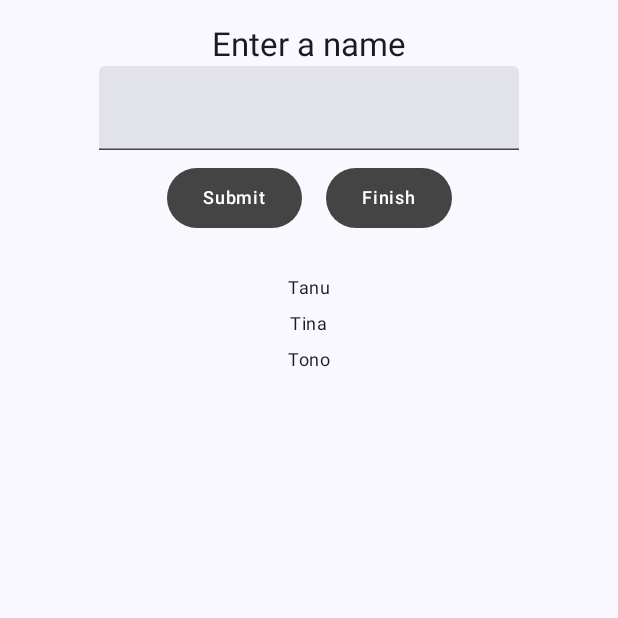
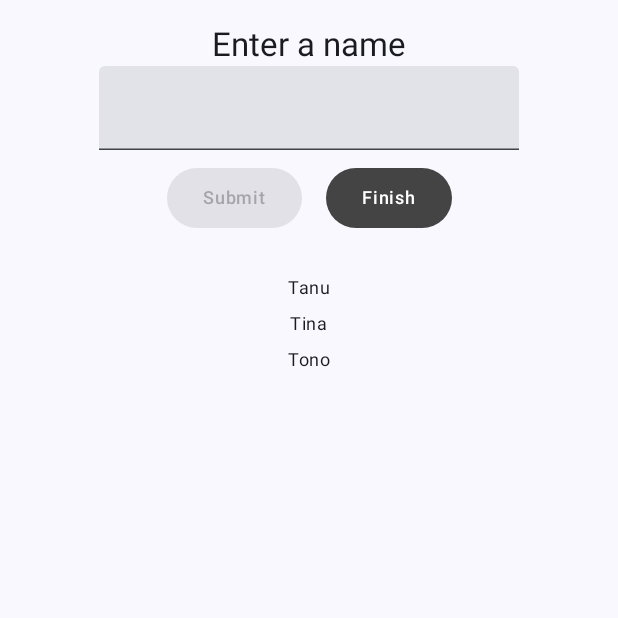
Before and after one commit to AlyaAzzahra1/LAB_WEEK_09, an Android app built with Jetpack Compose: the screen it shows after launch (MainActivity), on a phone screen of 412 x 824 dp, the top half of it. Run offline under Robolectric (Android 15) with nearby library versions, the phone set to English and light mode, and no system bars.

Commit message:
Commit No. 5 – ASSIGNMENT

```diff
--- a/app/src/main/java/com/example/lab_week_09/MainActivity.kt
+++ b/app/src/main/java/com/example/lab_week_09/MainActivity.kt
@@ -155,6 +155,7 @@ fun Home(
         inputField,
         { input -> inputField = inputField.copy(name = input) },
         {
+            // Logika ini masih perlu untuk memastikan data ditambahkan hanya jika tidak kosong
             if (inputField.name.isNotBlank()) {
                 listData.add(inputField)
                 inputField = Student("")
@@ -174,6 +175,9 @@ fun HomeContent(
     onButtonClick: () -> Unit,
     navigateFromHomeToResult: () -> Unit
 ) {
+    // Tentukan status tombol Submit: enabled jika input.name tidak kosong
+    val isSubmitButtonEnabled = inputField.name.isNotBlank()
+
     //Here, we use LazyColumn to display a list of items lazily
     LazyColumn {
         //Here, we use item to display an item inside the LazyColumn
@@ -207,14 +211,20 @@ fun HomeContent(
                 )
 
                 Row {
-                    PrimaryTextButton(text = stringResource(id =
-                        R.string.button_click)) {
-                        onButtonClick()
-                    }
-                    PrimaryTextButton(text = stringResource(id =
-                        R.string.button_navigate)) {
-                        navigateFromHomeToResult()
-                    }
+                    PrimaryTextButton(
+                        text = stringResource(id = R.string.button_click),
+                        // PERBAIKAN: Pindahkan lambda 'onClick' ke dalam tanda kurung
+                        onClick = { onButtonClick() },
+                        // Gunakan status tombol yang telah ditentukan
+                        enabled = isSubmitButtonEnabled
+                    )
+
+                    PrimaryTextButton(
+                        text = stringResource(id = R.string.button_navigate),
+                        // PERBAIKAN: Pindahkan lambda 'onClick' ke dalam tanda kurung
+                        onClick = { navigateFromHomeToResult() }
+                        // Argumen 'enabled' tidak perlu ditulis karena default = true
+                    )
                 }
             }
         }
--- a/app/src/main/java/com/example/lab_week_09/ui/theme/Elements.kt
+++ b/app/src/main/java/com/example/lab_week_09/ui/theme/Elements.kt
@@ -36,18 +36,22 @@ fun ItemText(text: String, color: Color) {
 }
 //UI Element for displaying a button
 @Composable
-fun PrimaryTextButton(text: String, onClick: () -> Unit) {
+// Tambahkan parameter 'enabled'
+fun PrimaryTextButton(text: String, onClick: () -> Unit, enabled: Boolean = true) {
     TextButton(text = text,
         textColor = Color.White,
-        onClick = onClick
+        onClick = onClick,
+        enabled = enabled // Teruskan ke TextButton
     )
 }
 //Here, we use the labelMedium style from the typography
 @Composable
-fun TextButton(text: String, textColor: Color, onClick: () -> Unit) {
+// Tambahkan parameter 'enabled'
+fun TextButton(text: String, textColor: Color, onClick: () -> Unit, enabled: Boolean = true) {
     Button(
         onClick = onClick,
         modifier = Modifier.padding(8.dp),
+        enabled = enabled, // Gunakan parameter 'enabled' di sini
         colors = ButtonDefaults
             .buttonColors(
                 containerColor = Color.DarkGray,
```
Also changed, not shown: 1 other file.
